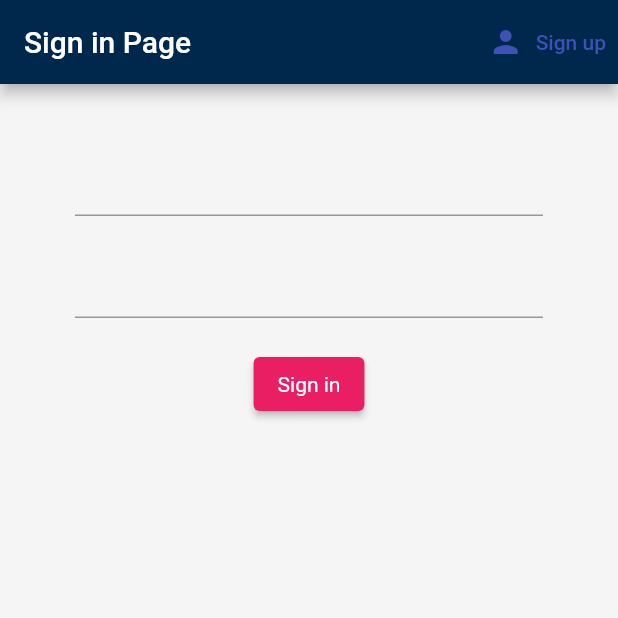
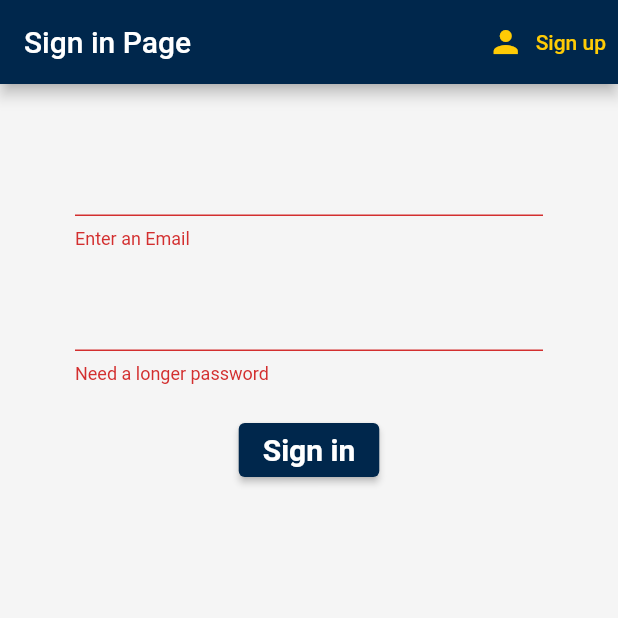
Before and after one commit to cravenbrave/flutter_firebase_demo, a Flutter app: the screen it shows after launch, after a tap on "Sign in", on a phone screen of 412 x 824 dp, the top half of it. Run offline on Flutter 3.47's test engine with Material 2 defaults, Android fonts, the phone set to English and light mode, and no system bars; our stand-ins replace firebase_auth, firebase_core; accounts and stored records are empty.

Commit message:
sign in sign out auth

```diff
--- a/lib/main.dart
+++ b/lib/main.dart
@@ -15,20 +15,14 @@ class MyApp extends StatelessWidget {
   @override
   Widget build(BuildContext context) {
     return StreamProvider<MyUser?>.value(
+      //used to pushing logout you are actually logged out from Firebase
+      //but it won't return to authentication screen
+      catchError: (_, __) => null,
       initialData: null,
       value: AuthService().user,
       child: MaterialApp(
         title: 'Flutter Demo',
         theme: ThemeData(
-          // This is the theme of your application.
-          //
-          // Try running your application with "flutter run". You'll see the
-          // application has a blue toolbar. Then, without quitting the app, try
-          // changing the primarySwatch below to Colors.green and then invoke
-          // "hot reload" (press "r" in the console where you ran "flutter run",
-          // or simply save your changes to "hot reload" in a Flutter IDE).
-          // Notice that the counter didn't reset back to zero; the application
-          // is not restarted.
           primarySwatch: Colors.indigo,
         ),
         home: Wrapper(),
--- a/lib/screens/auth/signIn.dart
+++ b/lib/screens/auth/signIn.dart
@@ -12,10 +12,12 @@ class SignIn extends StatefulWidget {
 
 class _SignInState extends State<SignIn> {
   final AuthService _auth = AuthService();
+  //used to identify the form
+  final _formKey = GlobalKey<FormState>();
   //text field state
   String email = '';
   String password = '';
-
+  String error = '';
   @override
   Widget build(BuildContext context) {
     return Scaffold(
@@ -28,6 +30,9 @@ class _SignInState extends State<SignIn> {
             onPressed: () {
               widget.toggleView();
             },
+            style: TextButton.styleFrom(
+              primary: Color.fromRGBO(255, 203, 5, 1),
+            ),
             icon: Icon(Icons.person),
             label: Text('Sign up'),
           ),
@@ -36,6 +41,7 @@ class _SignInState extends State<SignIn> {
       body: Container(
         padding: EdgeInsets.symmetric(vertical: 20.0, horizontal: 50.0),
         child: Form(
+          key: _formKey,
           child: Column(
             children: [
               SizedBox(
@@ -43,8 +49,11 @@ class _SignInState extends State<SignIn> {
               ),
               //user name/email/id
               TextFormField(
+                // enableInteractiveSelection: true,
+                // enabled: true,
+                validator: (val) => val!.isEmpty ? 'Enter an Email' : null,
                 onChanged: (val) {
-                  setState(() => email = val);
+                  setState(() => email = val.trim());
                 },
               ),
               SizedBox(
@@ -52,6 +61,8 @@ class _SignInState extends State<SignIn> {
               ),
               //password
               TextFormField(
+                validator: (val) =>
+                    val!.length < 6 ? 'Need a longer password' : null,
                 obscureText: true,
                 onChanged: (val) {
                   setState(() => password = val);
@@ -61,13 +72,34 @@ class _SignInState extends State<SignIn> {
                 height: 20.0,
               ),
               ElevatedButton(
-                onPressed: () async {},
+                onPressed: () async {
+                  if (_formKey.currentState!.validate()) {
+                    // print('it is valid');
+                    dynamic result =
+                        await _auth.signInWithEmailPassword(email, password);
+                    if (result == null) {
+                      setState(() {
+                        error =
+                            'Please enter a valid email address or password';
+                      });
+                    }
+                  }
+                },
                 child: Text('Sign in'),
                 style: ElevatedButton.styleFrom(
-                  primary: Colors.pink,
-                  textStyle: TextStyle(color: Colors.white),
+                  primary: Color.fromRGBO(0, 39, 76, 1),
+                  textStyle: TextStyle(color: Colors.white, fontSize: 20, fontWeight: FontWeight.bold),
                 ),
               ),
+              SizedBox(
+                height: 12.0,
+              ),
+              error == ''
+                  ? SizedBox()
+                  : Text(
+                      error,
+                      style: TextStyle(color: Colors.red, fontSize: 14.0),
+                    ),
             ],
           ),
         ),
```
Also changed, not shown: lib/screens/auth/register.dart (+11 -8 lines), lib/screens/home/homePage.dart (+6 -1 lines), lib/services/auth_service.dart (+12 -1 lines), 2 other files.
